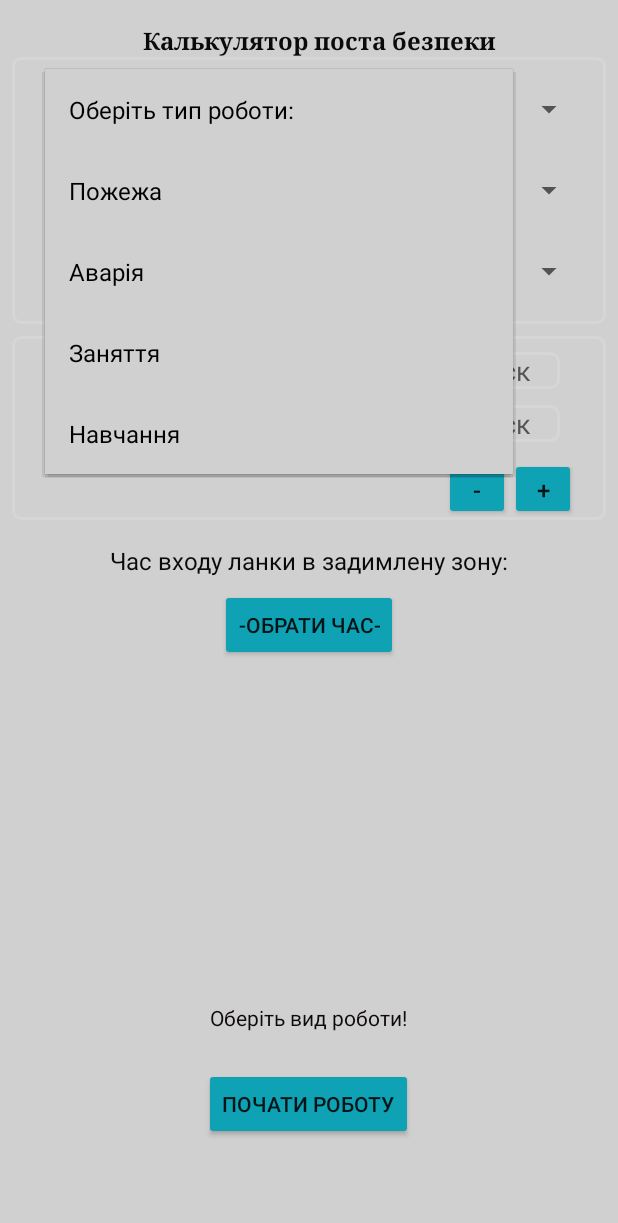
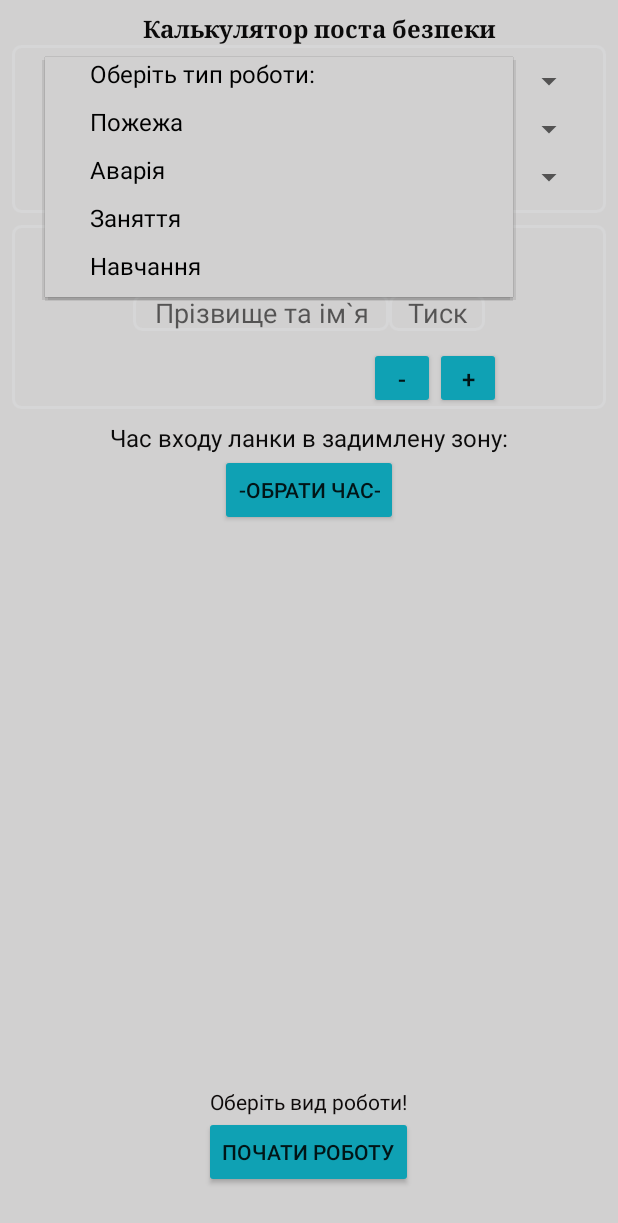
Before and after one commit to VadimKravchenkoDev/GDZS_RELOAD, an Android app: the MainActivity2 screen opened directly, with no data from a screen before it, after a tap on "Оберіть тип роботи:", on a phone screen of 412 x 824 dp. Shown: the top 1223 px of the screen. Run offline under Robolectric (Android 15) with nearby library versions, the phone set to English and light mode, and no system bars; 2 other taps on this screen came first.

Commit message:
correctOn4Inches

```diff
--- a/app/src/main/res/layout/activity_main.xml
+++ b/app/src/main/res/layout/activity_main.xml
@@ -22,7 +22,7 @@
         android:id="@+id/buttonNext"
         android:layout_width="wrap_content"
         android:layout_height="wrap_content"
-        android:layout_marginBottom="64dp"
+        android:layout_marginBottom="32dp"
         android:backgroundTint="#0FA1B4"
         android:onClick="onClick"
         android:text="@string/enter"
--- a/app/src/main/res/layout/activity_main2.xml
+++ b/app/src/main/res/layout/activity_main2.xml
@@ -11,7 +11,6 @@
         android:id="@+id/textAction"
         android:layout_width="wrap_content"
         android:layout_height="wrap_content"
-        android:layout_marginBottom="24dp"
         android:text="TextView"
         android:textColor="#0E0A0A"
         android:visibility="invisible"
@@ -24,7 +23,7 @@
         android:id="@+id/buttonCalc"
         android:layout_width="wrap_content"
         android:layout_height="wrap_content"
-        android:layout_marginBottom="64dp"
+        android:layout_marginBottom="32dp"
         android:backgroundTint="#0FA1B4"
         android:onClick="onClick"
         android:text="@string/next"
@@ -38,7 +37,7 @@
         android:layout_width="wrap_content"
         android:layout_height="wrap_content"
         android:layout_marginStart="95dp"
-        android:layout_marginTop="16dp"
+        android:layout_marginTop="8dp"
         android:layout_marginEnd="81dp"
         android:fontFamily="serif"
         android:text="@string/calculate"
@@ -53,7 +52,6 @@
         android:id="@+id/btnSelectTime"
         android:layout_width="wrap_content"
         android:layout_height="wrap_content"
-        android:layout_marginTop="8dp"
         android:backgroundTint="#0FA1B4"
         android:text="@string/time"
         app:layout_constraintEnd_toEndOf="parent"
@@ -171,7 +169,7 @@
         android:id="@+id/textView3"
         android:layout_width="wrap_content"
         android:layout_height="wrap_content"
-        android:layout_marginTop="16dp"
+        android:layout_marginTop="8dp"
         android:text="@string/time_enter"
         android:textColor="#0B0A0A"
         android:textSize="16sp"
--- a/app/src/main/res/layout/spinner_item.xml
+++ b/app/src/main/res/layout/spinner_item.xml
@@ -3,8 +3,8 @@
     android:layout_width="match_parent"
     android:layout_height="wrap_content"
     android:background="#D1D0D0"
-    android:textAlignment="viewStart"
-    android:padding="16dp"
+    android:paddingStart="30dp"
+    android:paddingBottom="10dp"
     android:textColor="@android:color/black"
     android:textSize="16sp"
     android:spinnerMode="dialog"/>
--- a/app/src/main/res/layout/spinner_prompt_item.xml
+++ b/app/src/main/res/layout/spinner_prompt_item.xml
@@ -3,8 +3,8 @@
     android:layout_width="match_parent"
     android:layout_height="wrap_content"
     android:background="#D1D0D0"
-    android:textAlignment="viewStart"
-    android:padding="16dp"
+    android:paddingStart="30dp"
+    android:paddingBottom="10dp"
     android:textColor="@android:color/black"
     android:textSize="16sp"
     />
--- a/app/src/main/res/layout/zveno_activity.xml
+++ b/app/src/main/res/layout/zveno_activity.xml
@@ -2,34 +2,36 @@
 <androidx.constraintlayout.widget.ConstraintLayout xmlns:android="http://schemas.android.com/apk/res/android"
     xmlns:app="http://schemas.android.com/apk/res-auto"
     xmlns:tools="http://schemas.android.com/tools"
-    android:layout_width="wrap_content"
+    android:layout_width="match_parent"
     android:layout_height="wrap_content">
 
     <EditText
         android:id="@+id/edPressure"
-        android:layout_width="80dp"
+        android:layout_width="wrap_content"
         android:layout_height="wrap_content"
         android:background="@drawable/edit_text_border"
-        android:ems="10"
-        android:textColor="@color/black"
+        android:ems="3"
         android:gravity="center"
         android:hint="@string/pressure"
         android:inputType="number"
+        android:textColor="@color/black"
         app:layout_constraintEnd_toEndOf="parent"
+        app:layout_constraintHorizontal_bias="1"
+        app:layout_constraintStart_toEndOf="@+id/edSername"
         app:layout_constraintTop_toTopOf="parent" />
 
     <EditText
         android:id="@+id/edSername"
         android:layout_width="wrap_content"
         android:layout_height="wrap_content"
-        android:layout_marginEnd="41dp"
         android:background="@drawable/edit_text_border"
-        android:ems="10"
-        android:textColor="@color/black"
+        android:ems="8"
         android:gravity="center"
         android:hint="@string/sername"
         android:inputType="textPersonName"
+        android:textColor="@color/black"
         app:layout_constraintEnd_toStartOf="@+id/edPressure"
+        app:layout_constraintHorizontal_bias="1"
         app:layout_constraintStart_toStartOf="parent"
         app:layout_constraintTop_toTopOf="parent" />
 
```
